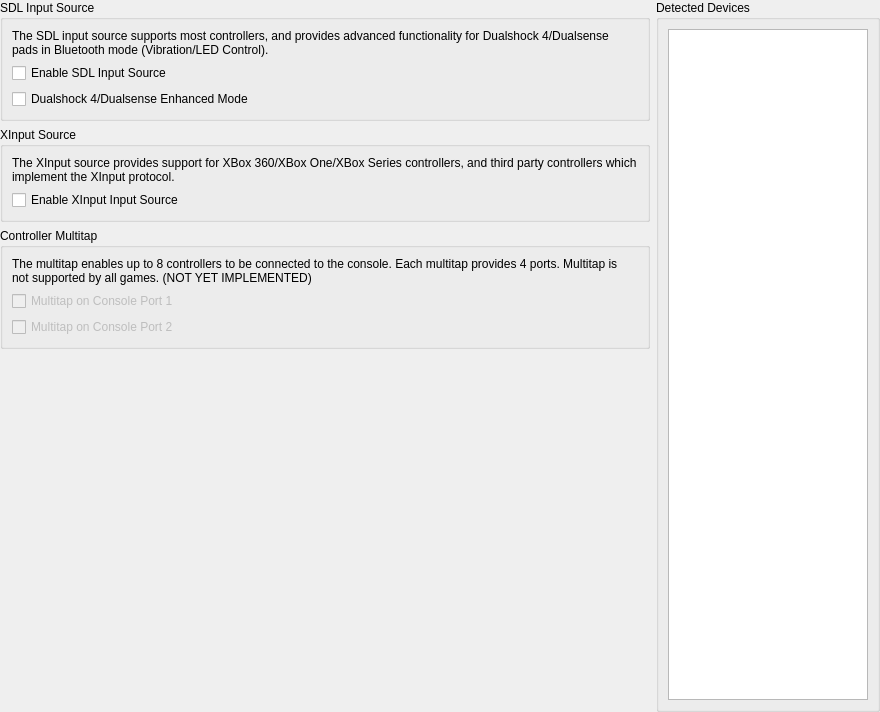
Before: the Qt Designer form pcsx2-qt/Settings/ControllerGlobalSettingsWidget.ui in PCSX2/pcsx2, drawn with Qt 5.
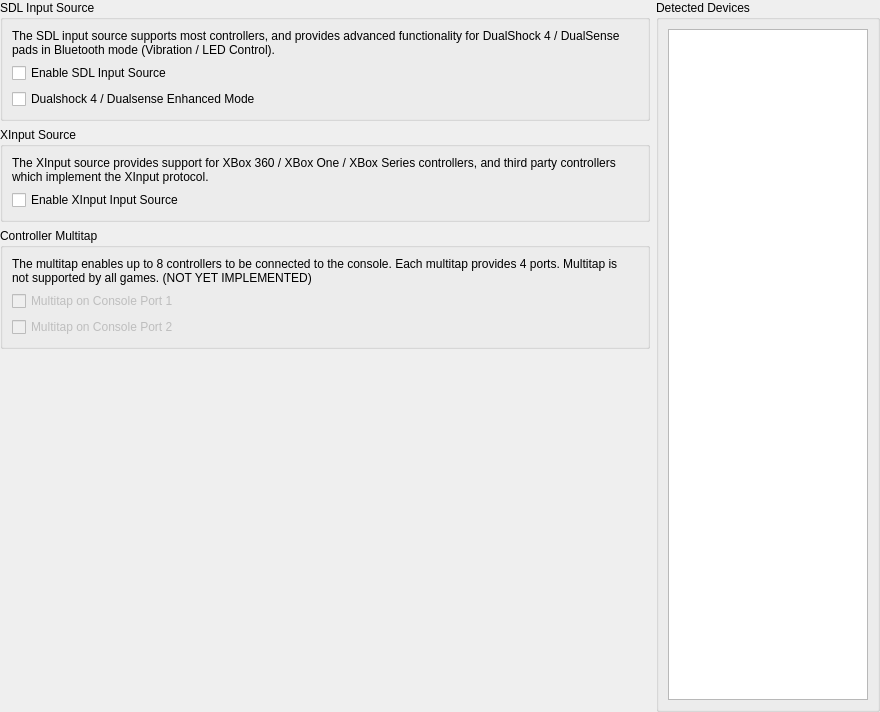
After: the same form once the commit is applied.

Patch:
```diff
--- a/pcsx2-qt/Settings/ControllerGlobalSettingsWidget.ui
+++ b/pcsx2-qt/Settings/ControllerGlobalSettingsWidget.ui
@@ -37,7 +37,7 @@
         <item>
          <widget class="QLabel" name="label_2">
           <property name="text">
-           <string>The SDL input source supports most controllers, and provides advanced functionality for Dualshock 4/Dualsense pads in Bluetooth mode (Vibration/LED Control).</string>
+           <string>The SDL input source supports most controllers, and provides advanced functionality for DualShock 4 / DualSense pads in Bluetooth mode (Vibration / LED Control).</string>
           </property>
           <property name="wordWrap">
            <bool>true</bool>
@@ -54,7 +54,7 @@
         <item>
          <widget class="QCheckBox" name="enableSDLEnhancedMode">
           <property name="text">
-           <string>Dualshock 4/Dualsense Enhanced Mode</string>
+           <string>Dualshock 4 / Dualsense Enhanced Mode</string>
           </property>
          </widget>
         </item>
@@ -70,7 +70,7 @@
         <item>
          <widget class="QLabel" name="label_3">
           <property name="text">
-           <string>The XInput source provides support for XBox 360/XBox One/XBox Series controllers, and third party controllers which implement the XInput protocol.</string>
+           <string>The XInput source provides support for XBox 360 / XBox One / XBox Series controllers, and third party controllers which implement the XInput protocol.</string>
           </property>
           <property name="wordWrap">
            <bool>true</bool>
```
